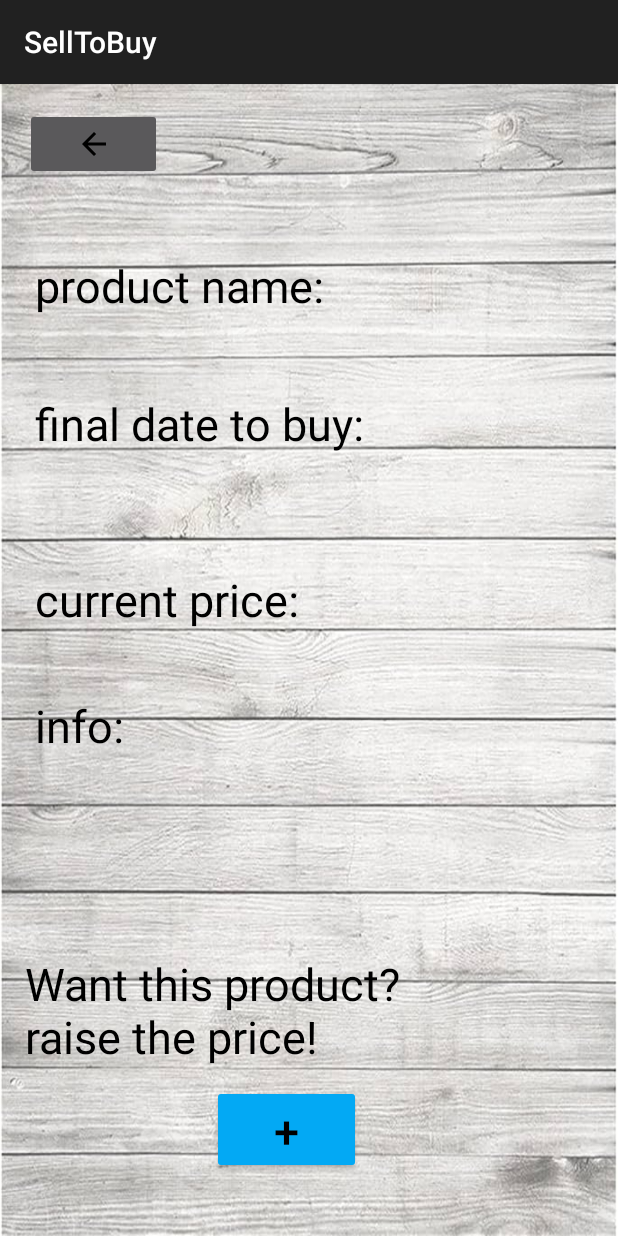
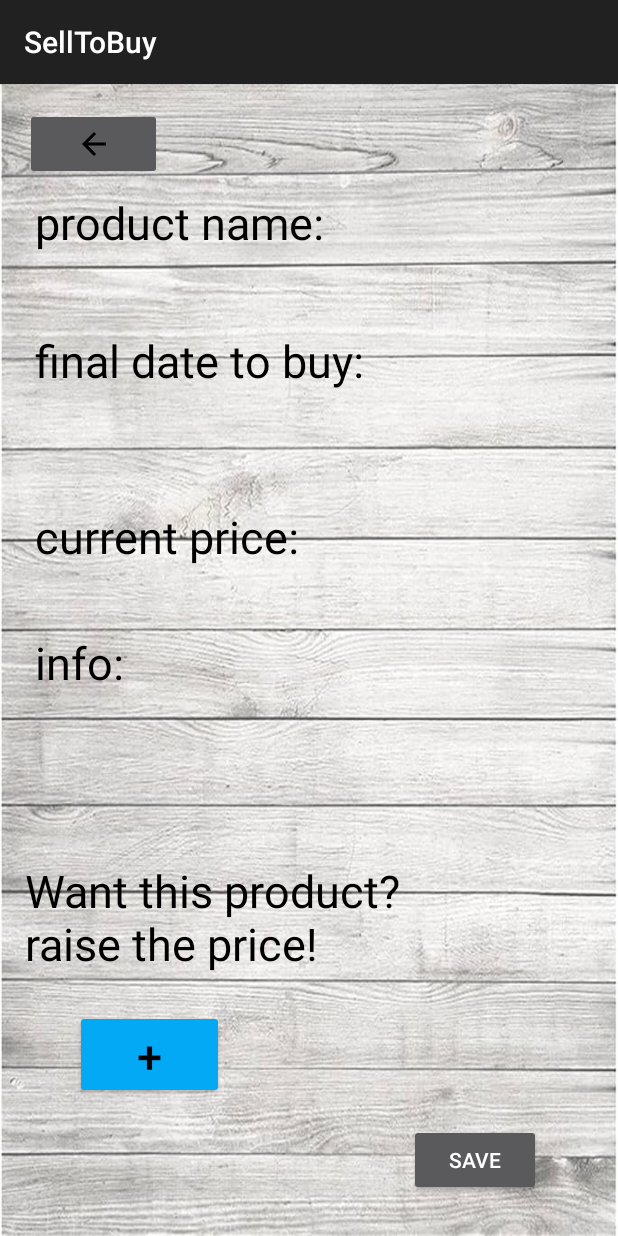
Before and after one commit to liamshmilo2/SellToBuy, an Android app: the BuyOneProduct screen opened directly, with no data from a screen before it, on a phone screen of 412 x 824 dp. Run offline under Robolectric (Android 15) with nearby library versions, the phone set to English and light mode, and no system bars; our stand-ins replace Firebase (no records; nobody signed in at launch, a user with empty details on screens opened directly); 4 statements that could not run were skipped.

Commit message:
final 13/11/23

```diff
--- a/app/src/main/java/com/example/selltobuy/BuyOneProduct.java
+++ b/app/src/main/java/com/example/selltobuy/BuyOneProduct.java
@@ -13,6 +13,9 @@ public class BuyOneProduct extends AppCompatActivity implements View.OnClickList
     TextView nameProduct,finalDate,currentPrice,infoText;
     Product product;
     ImageButton backBtn;
+    Button price,btnSave;
+    int editPrice;
+    FirebaseController firebaseController;
 
     @Override
     protected void onCreate(Bundle savedInstanceState) {
@@ -32,6 +35,11 @@ public class BuyOneProduct extends AppCompatActivity implements View.OnClickList
         infoText.setText("Info: " + product.getInfo());
         backBtn = findViewById(R.id.backBtn);
         backBtn.setOnClickListener(this);
+        price=findViewById(R.id.price);
+        price.setOnClickListener(this);
+        btnSave=findViewById(R.id.btnSave);
+        btnSave.setOnClickListener(this);
+        firebaseController=new FirebaseController(this);
 
     }
 
@@ -42,5 +50,18 @@ public class BuyOneProduct extends AppCompatActivity implements View.OnClickList
             Intent intent = new Intent(BuyOneProduct.this,Buyproduct.class);
             startActivity(intent);
         }
+        if(view==price)
+        {
+            editPrice = product.getPrice();
+            editPrice=editPrice+10;
+            currentPrice.setText("current price: " +editPrice);
+            product.setPrice(editPrice);
+        }
+        if(view==btnSave)
+        {
+            firebaseController.updateProduct(product.getPid(),editPrice);
+            Intent intent = new Intent(BuyOneProduct.this,Buyproduct.class);
+            startActivity(intent);
+        }
     }
 }
--- a/app/src/main/java/com/example/selltobuy/Sell.java
+++ b/app/src/main/java/com/example/selltobuy/Sell.java
@@ -95,10 +95,6 @@ public class Sell extends AppCompatActivity implements View.OnClickListener , Ad
             Intent intent3 = new Intent(Sell.this , Buyproduct.class);
             startActivity(intent3);
         }
-//        if (item.getItemId()==R.id.sell){
-//            Intent intent4 = new Intent(Sell.this , Sell.class);
-//            startActivity(intent4);
-//        }
         return true;
     }
 
--- a/app/src/main/java/com/example/selltobuy/User.java
+++ b/app/src/main/java/com/example/selltobuy/User.java
@@ -6,7 +6,6 @@ public class User {
     private  String name;
     private String userName;
     private  String id;
-    //private  Date birthDate;
     private  int coin;
     private String email;
     private String phone;
--- a/app/src/main/java/com/example/selltobuy/Userdetails.java
+++ b/app/src/main/java/com/example/selltobuy/Userdetails.java
@@ -47,10 +47,6 @@ public class Userdetails extends AppCompatActivity implements IFirebaseCallback,
             Intent intent1 = new Intent(Userdetails.this , SettingActivity.class);
             startActivity(intent1);
         }
-//        if (item.getItemId()==R.id.user){
-//            Intent intent2 = new Intent(Userdetails.this , Userdetails.class);
-//            startActivity(intent2);
-//        }
         if (item.getItemId()==R.id.buy){
             Intent intent3 = new Intent(Userdetails.this , Buyproduct.class);
             startActivity(intent3);
--- a/app/src/main/res/layout/activity_buy_one_product.xml
+++ b/app/src/main/res/layout/activity_buy_one_product.xml
@@ -12,9 +12,10 @@
         android:layout_width="wrap_content"
         android:layout_height="wrap_content"
         android:layout_marginStart="135dp"
-        android:layout_marginTop="86dp"
+        android:layout_marginTop="44dp"
         android:layout_marginEnd="148dp"
         app:layout_constraintEnd_toEndOf="parent"
+        app:layout_constraintHorizontal_bias="1.0"
         app:layout_constraintStart_toStartOf="parent"
         app:layout_constraintTop_toTopOf="parent"
         tools:srcCompat="@tools:sample/avatars" />
@@ -66,8 +67,8 @@
         android:id="@+id/price"
         android:layout_width="99dp"
         android:layout_height="59dp"
-        android:layout_marginStart="141dp"
-        android:layout_marginTop="292dp"
+        android:layout_marginStart="50dp"
+        android:layout_marginTop="284dp"
         android:layout_marginEnd="141dp"
         android:backgroundTint="#03A9F4"
         android:text="+"
@@ -80,16 +81,16 @@
 
     <TextView
         android:id="@+id/wantBuy"
-        android:layout_width="315dp"
-        android:layout_height="77dp"
+        android:layout_width="271dp"
+        android:layout_height="76dp"
         android:layout_marginStart="39dp"
-        android:layout_marginTop="204dp"
+        android:layout_marginTop="184dp"
         android:layout_marginEnd="315dp"
         android:text="Want this product? raise the price!"
         android:textColor="@color/black"
         android:textSize="30sp"
         app:layout_constraintEnd_toEndOf="parent"
-        app:layout_constraintHorizontal_bias="0.089"
+        app:layout_constraintHorizontal_bias="0.107"
         app:layout_constraintStart_toStartOf="parent"
         app:layout_constraintTop_toBottomOf="@+id/currentPrice" />
 
@@ -120,5 +121,17 @@
         app:layout_constraintTop_toTopOf="parent"
         app:srcCompat="@drawable/baseline_arrow_back_24" />
 
+    <Button
+        android:id="@+id/btnSave"
+        android:layout_width="wrap_content"
+        android:layout_height="wrap_content"
+        android:layout_marginStart="272dp"
+        android:layout_marginTop="100dp"
+        android:layout_marginEnd="51dp"
+        android:text="save"
+        app:layout_constraintEnd_toEndOf="parent"
+        app:layout_constraintStart_toStartOf="parent"
+        app:layout_constraintTop_toBottomOf="@+id/wantBuy" />
+
 
 </androidx.constraintlayout.widget.ConstraintLayout>
```
Also changed, not shown: app/src/main/java/com/example/selltobuy/Buyproduct.java (+2 -33 lines), app/src/main/java/com/example/selltobuy/FirebaseController.java (+7 -16 lines), app/src/main/java/com/example/selltobuy/MainActivity.java (+1 -57 lines), app/src/main/java/com/example/selltobuy/Product.java (+13 -0 lines), app/src/main/java/com/example/selltobuy/SettingActivity.java (+0 -12 lines).
